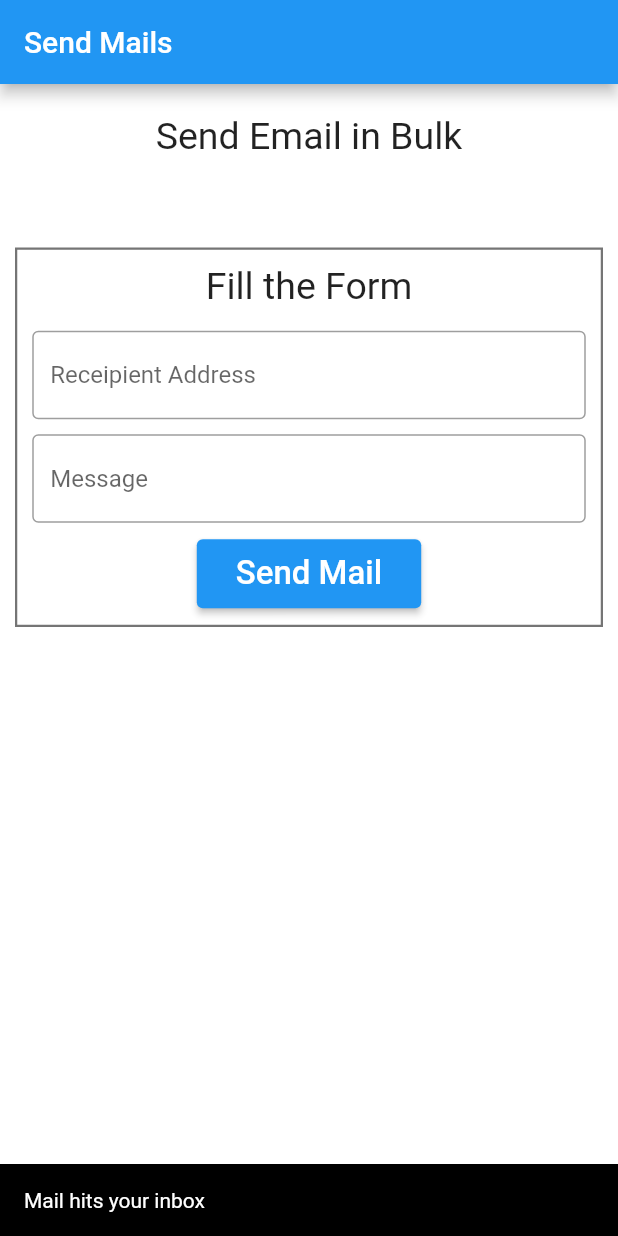
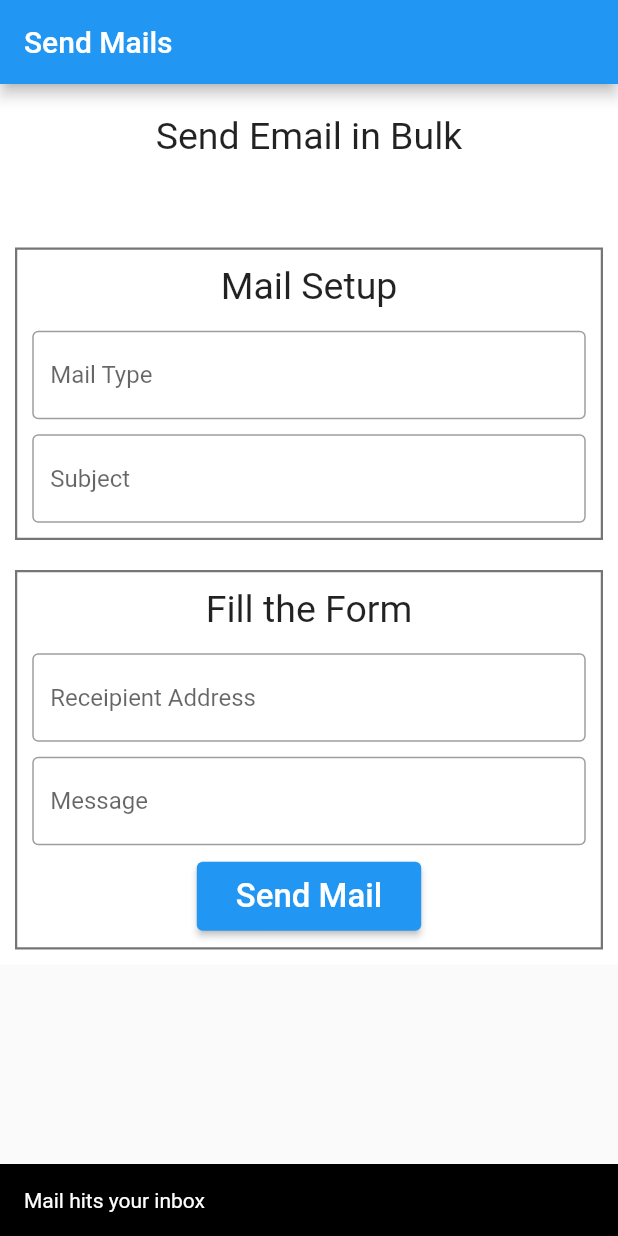
Before and after one commit to androdevsatyam/iovbulkmailapp, a Flutter app: the screen it shows after launch, after a tap on "Send Mail", on a phone screen of 412 x 824 dp. Run offline on Flutter 3.47's test engine with Material 2 defaults, Android fonts, the phone set to English and light mode, and no system bars; our stand-ins replace get, stacked; missing offline and left inert: mailer; Roboto replaces fonts that are missing (gilroy_semibold).

Commit message:
some customization added

```diff
--- a/lib/screens/home_view.dart
+++ b/lib/screens/home_view.dart
@@ -6,19 +6,17 @@ import '../sending_mails/sendsmtp.dart';
 
 class HomeView extends StatelessWidget {
   const HomeView({Key? key}) : super(key: key);
+
   @override
   Widget build(BuildContext context) {
-
     return ViewModelBuilder<HomeViewModel>.reactive(
-      onViewModelReady:(model){
-
-      },
-      viewModelBuilder: ()=>HomeViewModel(),
-      builder: (context,model,chile){
-        return
-          Scaffold(
+      onViewModelReady: (model) {},
+      viewModelBuilder: () => HomeViewModel(),
+      builder: (context, model, chile) {
+        return Scaffold(
             appBar: AppBar(title: Text("Send Mails")),
-            body: Container(
+            body: SingleChildScrollView(
+              child: Container(
                 color: Colors.white,
                 child: Column(
                   children: [
@@ -37,20 +35,67 @@ class HomeView extends StatelessWidget {
                                 left: 10, right: 10, top: 10, bottom: 10),
                             margin: EdgeInsets.all(10),
                             decoration: BoxDecoration(
-                              border:
-                              Border.all(color: Colors.black54, width: 1.5)),
+                                border: Border.all(
+                                    color: Colors.black54, width: 1.5)),
                             child: Column(
                               children: [
-                              Text("Fill the Form", style: TextStyle(fontSize: 25)),
+                                Text("Mail Setup",
+                                    style: TextStyle(fontSize: 25)),
+                                SizedBox(
+                                  height: 15,
+                                ),
+                                TextField(
+                                  controller: model.mailPerson,
+                                  decoration: InputDecoration(
+                                      border: OutlineInputBorder(
+                                          borderSide: BorderSide(
+                                              color: Colors.indigoAccent,
+                                              width: 1)),
+                                      hintText: "Mail Type"),
+                                ),
+                                SizedBox(
+                                  height: 10,
+                                ),
+                                TextField(
+                                  controller: model.mailSubject,
+                                  decoration: InputDecoration(
+                                      border: OutlineInputBorder(
+                                          borderSide: BorderSide(
+                                              color: Colors.indigoAccent,
+                                              width: 1)),
+                                      hintText: "Subject"),
+                                ),
+                              ],
+                            ),
+                          )
+                        ],
+                      ),
+                    ),
+                    Center(
+                      child: Column(
+                        children: [
+                          Container(
+                            padding: EdgeInsets.only(
+                                left: 10, right: 10, top: 10, bottom: 10),
+                            margin: EdgeInsets.all(10),
+                            decoration: BoxDecoration(
+                                border: Border.all(
+                                    color: Colors.black54, width: 1.5)),
+                            child: Column(
+                              children: [
+                                Text("Fill the Form",
+                                    style: TextStyle(fontSize: 25)),
                                 SizedBox(
                                   height: 15,
                                 ),
                                 TextField(
                                   controller: model.receipientController,
+                                  keyboardType: TextInputType.emailAddress,
                                   decoration: InputDecoration(
                                       border: OutlineInputBorder(
                                           borderSide: BorderSide(
-                                            color: Colors.indigoAccent, width: 1)),
+                                              color: Colors.indigoAccent,
+                                              width: 1)),
                                       hintText: "Receipient Address"),
                                 ),
                                 SizedBox(
@@ -61,7 +106,8 @@ class HomeView extends StatelessWidget {
                                   decoration: InputDecoration(
                                       border: OutlineInputBorder(
                                           borderSide: BorderSide(
-                                            color: Colors.indigoAccent, width: 1)),
+                                              color: Colors.indigoAccent,
+                                              width: 1)),
                                       hintText: "Message"),
                                 ),
                                 SizedBox(
@@ -70,29 +116,35 @@ class HomeView extends StatelessWidget {
                                 Align(
                                   child: ElevatedButton(
                                       onPressed: () async {
-                                     SendSmtp mails=SendSmtp(model.receipientController.text.split(","),model.messageController.text);
+                                        SendSmtp mails = SendSmtp(
+                                            model.receipientController.text
+                                                .split(","),
+                                            model.messageController.text,model.mailPerson.text,model.mailSubject.text);
                                         await mails.sendmails();
                                       },
-                                    child:Padding(
-                                      padding: EdgeInsets.only(left: 10,right: 10,top: 10,bottom: 10),
-                                      child:  Text("Send Mail",
-                                      style: TextStyle(
-                                        fontSize: 22
-                                      ),),
-                                    )
+                                      child: Padding(
+                                        padding: EdgeInsets.only(
+                                            left: 10,
+                                            right: 10,
+                                            top: 10,
+                                            bottom: 10),
+                                        child: Text(
+                                          "Send Mail",
+                                          style: TextStyle(fontSize: 22),
                                         ),
+                                      )),
                                 )
                               ],
                             ),
                           )
                         ],
                       ),
-                  )
+                    ),
                   ],
+                ),
               ),
             ));
       },
-    )   ;
-
+    );
   }
 }
--- a/lib/screens/viewmodel/home_view_model.dart
+++ b/lib/screens/viewmodel/home_view_model.dart
@@ -1,11 +1,11 @@
 import 'package:flutter/cupertino.dart';
 import 'package:stacked/stacked.dart';
-
 
 class HomeViewModel extends BaseViewModel{
 
   TextEditingController receipientController = TextEditingController();
   TextEditingController messageController = TextEditingController();
-
+  TextEditingController mailPerson = TextEditingController();
+  TextEditingController mailSubject = TextEditingController();
 
 }
--- a/lib/sending_mails/sendsmtp.dart
+++ b/lib/sending_mails/sendsmtp.dart
@@ -13,14 +13,16 @@ class SendSmtp {
 
   // String receipt='';
   List<String> receipt=[];
-  String body ='';
+  String body ='',mailtype='INFO',subject='';
   List<Message> emailQueue = [];
   List<SendReport> sendreport = [];
 
-  SendSmtp(List<String> text, String text2){
+  SendSmtp(List<String> text, String text2,String mailtype,String subject){
     print("data receive $text $text2");
     receipt=text;
     body=text2;
+    this.mailtype=mailtype;
+    this.subject=subject;
   }
 
   sendmails() async {
@@ -29,9 +31,9 @@ class SendSmtp {
 
     receipt.forEach((element) {
       Message msg = Message()
-        ..from = Address(emailId, 'Bulk Test')
+        ..from = Address(emailId, mailtype)
         ..recipients.add(element)
-        ..subject = 'Testing Mail'
+        ..subject = subject
         ..text = 'This is the plain text.\nThis is line 2 of the text part.'
         ..html = "<h1>Test</h1>\n<p>Hey! Here's your message that you inserted</p>";
       emailQueue.add(msg);
--- a/pubspec.yaml
+++ b/pubspec.yaml
@@ -43,6 +43,7 @@ dependencies:
 #_______________ local storage ___________________#
   shared_preferences: ^2.0.8
   mailer: ^6.0.0
+  flutter_launcher_icons: ^0.11.0
 
 
 dev_dependencies:
```
Also changed, not shown: pubspec.lock. Lines whose indentation alone changed are shown as unchanged.
